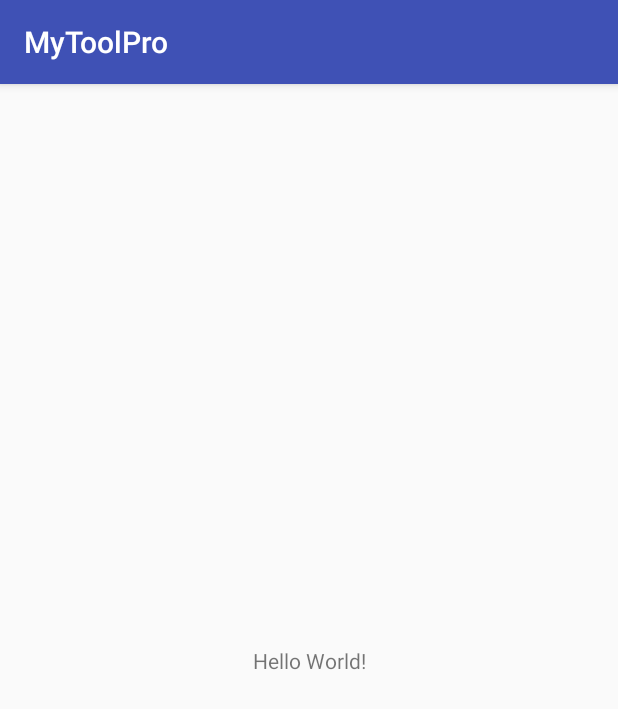
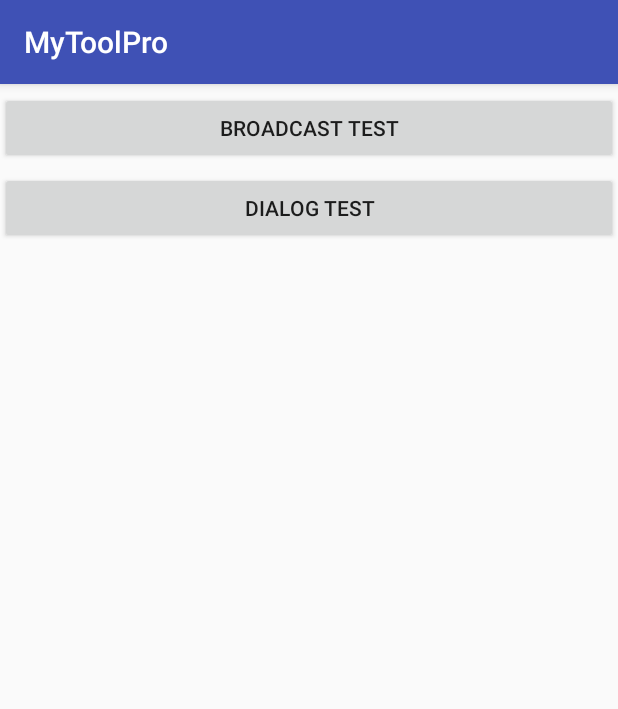
Before and after one commit to BohaiFisher/MyToolPro, an Android app: the screen it shows after launch (MainActivity), on a phone screen of 412 x 824 dp. Shown: the top 709 px of the screen. Run offline under Robolectric (Android 15) with nearby library versions, the phone set to English and light mode, and no system bars; our stand-ins replace ButterKnife.

Commit message:
fisher: add something about broadcast receiver.

```diff
--- a/app/src/main/java/com/bohaifisher/activity/MainActivity.java
+++ b/app/src/main/java/com/bohaifisher/activity/MainActivity.java
@@ -1,17 +1,41 @@
 package com.bohaifisher.activity;
 
-import android.support.v7.app.AppCompatActivity;
 import android.os.Bundle;
-import android.widget.Toast;
+import android.view.View;
+import android.widget.Button;
 
-public class MainActivity extends AppCompatActivity {
+import com.bohaifisher.base.BaseActivity;
+import com.bohaifisher.broadreceiver.BroadcastTestActivity;
+import com.bohaifisher.mytoolpro.R;
+
+import butterknife.BindView;
+import butterknife.ButterKnife;
+import butterknife.OnClick;
+
+public class MainActivity extends BaseActivity {
+
+    @BindView(R.id.btn_broadcast_test)
+    Button btnBroadcastTest;
+    @BindView(R.id.btn_dialog_test)
+    Button btnDialogTest;
 
     @Override
     protected void onCreate(Bundle savedInstanceState) {
         super.onCreate(savedInstanceState);
         setContentView(R.layout.activity_main);
+        ButterKnife.bind(this);
 
-        Toast.makeText(this, "you should keep quiet, think less, do more", Toast.LENGTH_SHORT).show();
 
     }
+
+    @OnClick({R.id.btn_broadcast_test, R.id.btn_dialog_test})
+    public void onViewClicked(View view) {
+        switch (view.getId()) {
+            case R.id.btn_broadcast_test:
+                startActivity(BroadcastTestActivity.class);
+                break;
+            case R.id.btn_dialog_test:
+                break;
+        }
+    }
 }
--- a/app/src/main/res/layout/activity_main.xml
+++ b/app/src/main/res/layout/activity_main.xml
@@ -1,18 +1,26 @@
 <?xml version="1.0" encoding="utf-8"?>
-<android.support.constraint.ConstraintLayout xmlns:android="http://schemas.android.com/apk/res/android"
-    xmlns:app="http://schemas.android.com/apk/res-auto"
+<LinearLayout xmlns:android="http://schemas.android.com/apk/res/android"
     xmlns:tools="http://schemas.android.com/tools"
     android:layout_width="match_parent"
     android:layout_height="match_parent"
+    android:orientation="vertical"
     tools:context="com.bohaifisher.activity.MainActivity">
 
-    <TextView
-        android:layout_width="wrap_content"
+    <Button
+        android:id="@+id/btn_broadcast_test"
+        android:layout_width="match_parent"
         android:layout_height="wrap_content"
-        android:text="Hello World!"
-        app:layout_constraintBottom_toBottomOf="parent"
-        app:layout_constraintLeft_toLeftOf="parent"
-        app:layout_constraintRight_toRightOf="parent"
-        app:layout_constraintTop_toTopOf="parent" />
+        android:layout_marginTop="5dp"
+        android:padding="5dp"
+        android:text="Broadcast Test" />
 
-</android.support.constraint.ConstraintLayout>
+    <Button
+        android:id="@+id/btn_dialog_test"
+        android:layout_width="match_parent"
+        android:layout_height="wrap_content"
+        android:layout_marginTop="5dp"
+        android:padding="5dp"
+        android:text="Dialog Test" />
+
+
+</LinearLayout>
--- /dev/null
+++ b/app/src/main/res/values/dimens.xml
@@ -0,0 +1,3 @@
+<resources>
+    <dimen name="fab_margin">16dp</dimen>
+</resources>
--- a/app/src/main/res/values/strings.xml
+++ b/app/src/main/res/values/strings.xml
@@ -1,3 +1,4 @@
 <resources>
     <string name="app_name">MyToolPro</string>
+    <string name="title_activity_base">BaseActivity</string>
 </resources>
--- a/app/src/main/res/values/styles.xml
+++ b/app/src/main/res/values/styles.xml
@@ -8,4 +8,13 @@
         <item name="colorAccent">@color/colorAccent</item>
     </style>
 
+    <style name="AppTheme.NoActionBar">
+        <item name="windowActionBar">false</item>
+        <item name="windowNoTitle">true</item>
+    </style>
+
+    <style name="AppTheme.AppBarOverlay" parent="ThemeOverlay.AppCompat.Dark.ActionBar" />
+
+    <style name="AppTheme.PopupOverlay" parent="ThemeOverlay.AppCompat.Light" />
+
 </resources>
```
Also changed, not shown: app/build.gradle (+9 -4 lines), app/src/main/AndroidManifest.xml (+6 -1 lines), app/src/main/java/com/bohaifisher/base/BaseActivity.java (added, +94 -0 lines), app/src/main/java/com/bohaifisher/broadreceiver/BroadcastTestActivity.java (added, +16 -0 lines), app/src/main/res/layout/activity_base.xml (added, +33 -0 lines), app/src/main/res/layout/activity_broadcast_test.xml (added, +11 -0 lines), app/src/main/res/layout/content_base.xml (added, +11 -0 lines).
